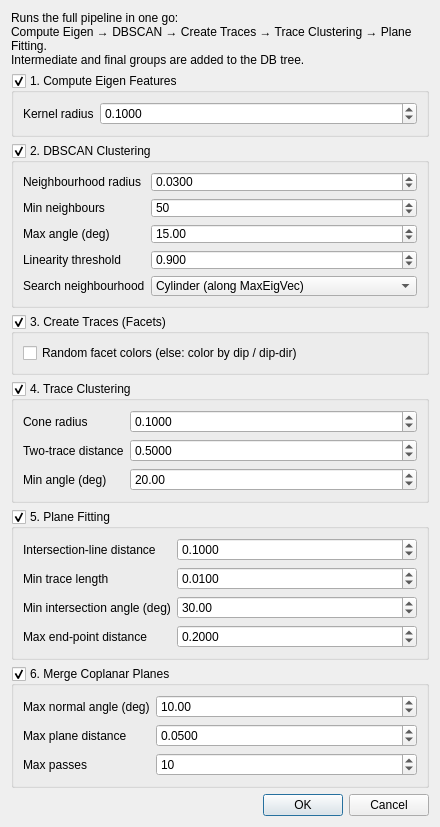
First picture: the form in ui/PipelineDlg.ui, repository jatestrella/CloudCompare-qTracer, before the edit.
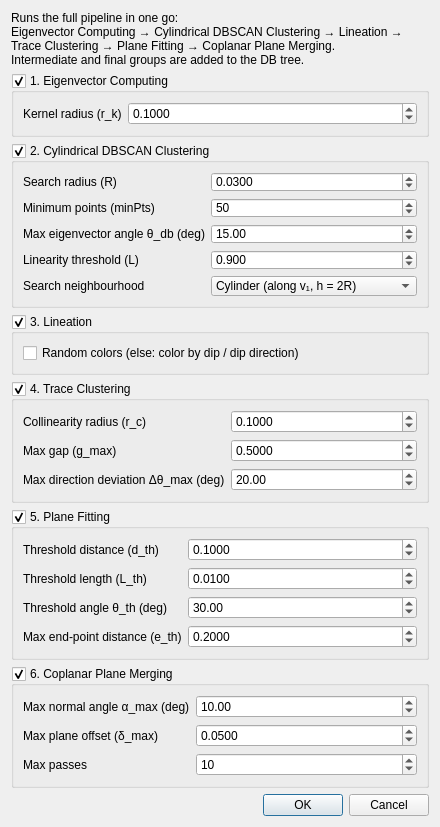
Second picture: the form after the edit.

Patch:
```diff
--- a/ui/PipelineDlg.ui
+++ b/ui/PipelineDlg.ui
@@ -13,7 +13,7 @@
     <widget class="QLabel" name="infoLabel">
      <property name="text">
       <string>Runs the full pipeline in one go:
-Compute Eigen → DBSCAN → Create Traces → Trace Clustering → Plane Fitting.
+Eigenvector Computing → Cylindrical DBSCAN Clustering → Lineation → Trace Clustering → Plane Fitting → Coplanar Plane Merging.
 Intermediate and final groups are added to the DB tree.</string>
      </property>
      <property name="wordWrap"><bool>true</bool></property>
@@ -23,11 +23,11 @@
    <!-- Stage 1 : Compute Eigen -->
    <item>
     <widget class="QGroupBox" name="eigenGroup">
-     <property name="title"><string>1. Compute Eigen Features</string></property>
+     <property name="title"><string>1. Eigenvector Computing</string></property>
      <property name="checkable"><bool>true</bool></property>
      <property name="checked"><bool>true</bool></property>
      <layout class="QFormLayout" name="eigenForm">
-      <item row="0" column="0"><widget class="QLabel"><property name="text"><string>Kernel radius</string></property></widget></item>
+      <item row="0" column="0"><widget class="QLabel"><property name="text"><string>Kernel radius (r_k)</string></property></widget></item>
       <item row="0" column="1">
        <widget class="QDoubleSpinBox" name="kernelRadiusSpinBox">
         <property name="toolTip"><string>Neighbourhood sphere radius for per-point feature computation</string></property>
@@ -45,11 +45,11 @@
    <!-- Stage 2 : DBSCAN -->
    <item>
     <widget class="QGroupBox" name="dbscanGroup">
-     <property name="title"><string>2. DBSCAN Clustering</string></property>
+     <property name="title"><string>2. Cylindrical DBSCAN Clustering</string></property>
      <property name="checkable"><bool>true</bool></property>
      <property name="checked"><bool>true</bool></property>
      <layout class="QFormLayout" name="dbscanForm">
-      <item row="0" column="0"><widget class="QLabel"><property name="text"><string>Neighbourhood radius</string></property></widget></item>
+      <item row="0" column="0"><widget class="QLabel"><property name="text"><string>Search radius (R)</string></property></widget></item>
       <item row="0" column="1">
        <widget class="QDoubleSpinBox" name="dbscanRadiusSpinBox">
         <property name="decimals"><number>4</number></property>
@@ -59,7 +59,7 @@
         <property name="value"><double>0.030000000000000</double></property>
        </widget>
       </item>
-      <item row="1" column="0"><widget class="QLabel"><property name="text"><string>Min neighbours</string></property></widget></item>
+      <item row="1" column="0"><widget class="QLabel"><property name="text"><string>Minimum points (minPts)</string></property></widget></item>
       <item row="1" column="1">
        <widget class="QSpinBox" name="dbscanMinPointsSpinBox">
         <property name="minimum"><number>1</number></property>
@@ -67,7 +67,7 @@
         <property name="value"><number>50</number></property>
        </widget>
       </item>
-      <item row="2" column="0"><widget class="QLabel"><property name="text"><string>Max angle (deg)</string></property></widget></item>
+      <item row="2" column="0"><widget class="QLabel"><property name="text"><string>Max eigenvector angle θ_db (deg)</string></property></widget></item>
       <item row="2" column="1">
        <widget class="QDoubleSpinBox" name="dbscanMaxAngleSpinBox">
         <property name="decimals"><number>2</number></property>
@@ -77,7 +77,7 @@
         <property name="value"><double>15.000000000000000</double></property>
        </widget>
       </item>
-      <item row="3" column="0"><widget class="QLabel"><property name="text"><string>Linearity threshold</string></property></widget></item>
+      <item row="3" column="0"><widget class="QLabel"><property name="text"><string>Linearity threshold (L)</string></property></widget></item>
       <item row="3" column="1">
        <widget class="QDoubleSpinBox" name="dbscanLinearitySpinBox">
         <property name="decimals"><number>3</number></property>
@@ -90,8 +90,10 @@
       <item row="4" column="0"><widget class="QLabel"><property name="text"><string>Search neighbourhood</string></property></widget></item>
       <item row="4" column="1">
        <widget class="QComboBox" name="dbscanSearchTypeComboBox">
-        <item><property name="text"><string>Cylinder (along MaxEigVec)</string></property></item>
-        <item><property name="text"><string>Sphere</string></property></item>
+        <property name="toolTip"><string>Cylinder: axis along the principal eigenvector v₁, radius R, half-length h = 2R (total length 4R).
+Sphere: classical DBSCAN neighbourhood of radius R.</string></property>
+        <item><property name="text"><string>Cylinder (along v₁, h = 2R)</string></property></item>
+        <item><property name="text"><string>Sphere (classical)</string></property></item>
        </widget>
       </item>
      </layout>
@@ -101,13 +103,14 @@
    <!-- Stage 3 : Create Traces -->
    <item>
     <widget class="QGroupBox" name="tracesGroup">
-     <property name="title"><string>3. Create Traces (Facets)</string></property>
+     <property name="title"><string>3. Lineation</string></property>
+     <property name="toolTip"><string>Simplifies each cluster into one straight segment: midpoint = cluster centroid, direction = v₁, endpoints = the extreme projections of the cluster points onto v₁.</string></property>
      <property name="checkable"><bool>true</bool></property>
      <property name="checked"><bool>true</bool></property>
      <layout class="QVBoxLayout" name="tracesLayout">
       <item>
        <widget class="QCheckBox" name="randomColorsCheckBox">
-        <property name="text"><string>Random facet colors (else: color by dip / dip-dir)</string></property>
+        <property name="text"><string>Random colors (else: color by dip / dip direction)</string></property>
         <property name="checked"><bool>false</bool></property>
        </widget>
       </item>
@@ -122,7 +125,7 @@
      <property name="checkable"><bool>true</bool></property>
      <property name="checked"><bool>true</bool></property>
      <layout class="QFormLayout" name="clusteringForm">
-      <item row="0" column="0"><widget class="QLabel"><property name="text"><string>Cone radius</string></property></widget></item>
+      <item row="0" column="0"><widget class="QLabel"><property name="text"><string>Collinearity radius (r_c)</string></property></widget></item>
       <item row="0" column="1">
        <widget class="QDoubleSpinBox" name="coneRadiusSpinBox">
         <property name="decimals"><number>4</number></property>
@@ -132,7 +135,7 @@
         <property name="value"><double>0.100000000000000</double></property>
        </widget>
       </item>
-      <item row="1" column="0"><widget class="QLabel"><property name="text"><string>Two-trace distance</string></property></widget></item>
+      <item row="1" column="0"><widget class="QLabel"><property name="text"><string>Max gap (g_max)</string></property></widget></item>
       <item row="1" column="1">
        <widget class="QDoubleSpinBox" name="twoTraceDistSpinBox">
         <property name="decimals"><number>4</number></property>
@@ -142,7 +145,7 @@
         <property name="value"><double>0.500000000000000</double></property>
        </widget>
       </item>
-      <item row="2" column="0"><widget class="QLabel"><property name="text"><string>Min angle (deg)</string></property></widget></item>
+      <item row="2" column="0"><widget class="QLabel"><property name="text"><string>Max direction deviation Δθ_max (deg)</string></property></widget></item>
       <item row="2" column="1">
        <widget class="QDoubleSpinBox" name="clusterMinAngleSpinBox">
         <property name="decimals"><number>2</number></property>
@@ -163,7 +166,7 @@
      <property name="checkable"><bool>true</bool></property>
      <property name="checked"><bool>true</bool></property>
      <layout class="QFormLayout" name="planeForm">
-      <item row="0" column="0"><widget class="QLabel"><property name="text"><string>Intersection-line distance</string></property></widget></item>
+      <item row="0" column="0"><widget class="QLabel"><property name="text"><string>Threshold distance (d_th)</string></property></widget></item>
       <item row="0" column="1">
        <widget class="QDoubleSpinBox" name="planeIntersectionDistSpinBox">
         <property name="decimals"><number>4</number></property>
@@ -173,7 +176,7 @@
         <property name="value"><double>0.100000000000000</double></property>
        </widget>
       </item>
-      <item row="1" column="0"><widget class="QLabel"><property name="text"><string>Min trace length</string></property></widget></item>
+      <item row="1" column="0"><widget class="QLabel"><property name="text"><string>Threshold length (L_th)</string></property></widget></item>
       <item row="1" column="1">
        <widget class="QDoubleSpinBox" name="planeMinTraceLenSpinBox">
         <property name="decimals"><number>4</number></property>
@@ -183,7 +186,7 @@
         <property name="value"><double>0.010000000000000</double></property>
        </widget>
       </item>
-      <item row="2" column="0"><widget class="QLabel"><property name="text"><string>Min intersection angle (deg)</string></property></widget></item>
+      <item row="2" column="0"><widget class="QLabel"><property name="text"><string>Threshold angle θ_th (deg)</string></property></widget></item>
       <item row="2" column="1">
        <widget class="QDoubleSpinBox" name="planeMinAngleSpinBox">
         <property name="decimals"><number>2</number></property>
@@ -193,7 +196,7 @@
         <property name="value"><double>30.000000000000000</double></property>
        </widget>
       </item>
-      <item row="3" column="0"><widget class="QLabel"><property name="text"><string>Max end-point distance</string></property></widget></item>
+      <item row="3" column="0"><widget class="QLabel"><property name="text"><string>Max end-point distance (e_th)</string></property></widget></item>
       <item row="3" column="1">
        <widget class="QDoubleSpinBox" name="planeMaxEndPointDistSpinBox">
         <property name="decimals"><number>4</number></property>
@@ -210,11 +213,11 @@
    <!-- Stage 6 : Merge Coplanar Planes -->
    <item>
     <widget class="QGroupBox" name="mergeGroup">
-     <property name="title"><string>6. Merge Coplanar Planes</string></property>
+     <property name="title"><string>6. Coplanar Plane Merging</string></property>
      <property name="checkable"><bool>true</bool></property>
      <property name="checked"><bool>true</bool></property>
      <layout class="QFormLayout" name="mergeForm">
-      <item row="0" column="0"><widget class="QLabel"><property name="text"><string>Max normal angle (deg)</string></property></widget></item>
+      <item row="0" column="0"><widget class="QLabel"><property name="text"><string>Max normal angle α_max (deg)</string></property></widget></item>
       <item row="0" column="1">
        <widget class="QDoubleSpinBox" name="mergeMaxNormalAngleSpinBox">
         <property name="toolTip"><string>Two planes whose normals differ by more than this angle will NOT be merged.</string></property>
@@ -225,7 +228,7 @@
         <property name="value"><double>10.000000000000000</double></property>
        </widget>
       </item>
-      <item row="1" column="0"><widget class="QLabel"><property name="text"><string>Max plane distance</string></property></widget></item>
+      <item row="1" column="0"><widget class="QLabel"><property name="text"><string>Max plane offset (δ_max)</string></property></widget></item>
       <item row="1" column="1">
        <widget class="QDoubleSpinBox" name="mergeMaxPlaneDistSpinBox">
         <property name="toolTip"><string>Max perpendicular distance from a peer plane's center to the seed plane.</string></property>
```
Left out of the diff: 34 changed lines with no effect on the pictures.
